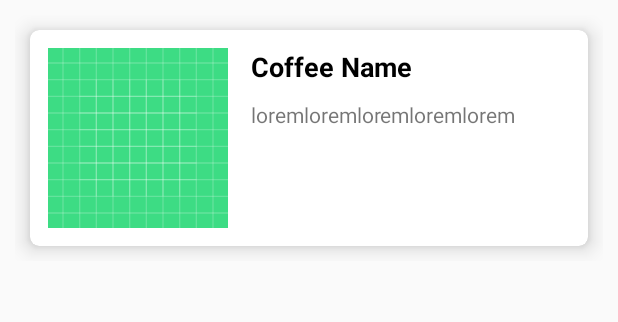
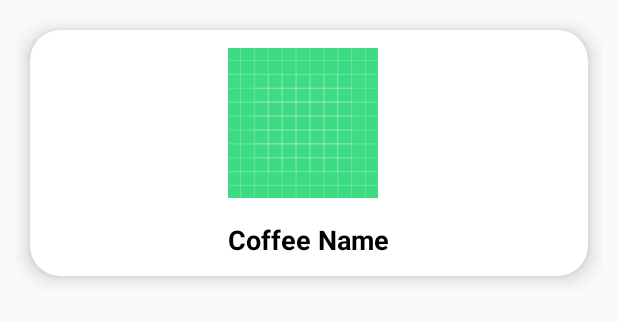
Before and after one commit to DhimasArbi/MyCafe, an Android app: the layout coffee_list_style.xml on its own in the app's theme, with its tools: preview values and no code run, on a phone screen of 412 x 824 dp. Shown: the top 322 px of the screen. Run offline under Robolectric (Android 15) with nearby library versions, the phone set to English and light mode, and no system bars.

Commit message:
edit ui #3

```diff
--- a/SanaSiniCoffee/app/src/main/java/org/aplas/sanasinicoffee/Adapter/CoffeeAdapter.java
+++ b/SanaSiniCoffee/app/src/main/java/org/aplas/sanasinicoffee/Adapter/CoffeeAdapter.java
@@ -36,7 +36,7 @@ public class CoffeeAdapter extends RecyclerView.Adapter<CoffeeAdapter.CoffeListH
     @Override
     public void onBindViewHolder(CoffeListHolder holder, int position) {
         holder.nama.setText(coffeeModelList.get(position).getNama());
-        holder.deskripsi.setText(coffeeModelList.get(position).getDeskripsi());
+//        holder.deskripsi.setText(coffeeModelList.get(position).getDeskripsi());
 
         Glide.with(holder.itemView.getContext()).load(coffeeModelList.get(position).getGambar()).into(holder.gambar);
     }
@@ -60,12 +60,12 @@ public class CoffeeAdapter extends RecyclerView.Adapter<CoffeeAdapter.CoffeListH
             super(itemView);
 
             nama = itemView.findViewById(R.id.coffeeName);
-            deskripsi = itemView.findViewById(R.id.coffeedetail);
+//            deskripsi = itemView.findViewById(R.id.coffeedetail);
             gambar = itemView.findViewById(R.id.coffeeImage);
             container = itemView.findViewById(R.id.cardcoffeelist);
 
             nama.setOnClickListener(this);
-            deskripsi.setOnClickListener(this);
+//            deskripsi.setOnClickListener(this);
             gambar.setOnClickListener(this);
             container.setOnClickListener(this);
         }
--- a/SanaSiniCoffee/app/src/main/java/org/aplas/sanasinicoffee/CoffeeListFragment.java
+++ b/SanaSiniCoffee/app/src/main/java/org/aplas/sanasinicoffee/CoffeeListFragment.java
@@ -7,6 +7,7 @@ import androidx.lifecycle.Observer;
 import androidx.lifecycle.ViewModelProvider;
 import androidx.navigation.NavController;
 import androidx.navigation.Navigation;
+import androidx.recyclerview.widget.GridLayoutManager;
 import androidx.recyclerview.widget.LinearLayoutManager;
 import androidx.recyclerview.widget.RecyclerView;
 
@@ -58,7 +59,7 @@ public class CoffeeListFragment extends Fragment implements CoffeeAdapter.GetOne
         super.onViewCreated(view, savedInstanceState);
         firebaseFirestore = FirebaseFirestore.getInstance();
         recyclerView = view.findViewById(R.id.recViewAll);
-        recyclerView.setLayoutManager(new LinearLayoutManager(getContext()));
+        recyclerView.setLayoutManager(new GridLayoutManager(getContext(),2));
         mAdapter = new CoffeeAdapter(this);
         navController = Navigation.findNavController(view);
         jumlahCart = view.findViewById(R.id.quantityOnfAB);
@@ -106,6 +107,7 @@ public class CoffeeListFragment extends Fragment implements CoffeeAdapter.GetOne
 
     }
 
+
     @Override
     public void clickedCoffee(int position, List<CoffeeModel> coffeeModels) {
         String coffeid = coffeeModels.get(position).getCoffeid();
--- a/SanaSiniCoffee/app/src/main/res/layout/coffee_list_style.xml
+++ b/SanaSiniCoffee/app/src/main/res/layout/coffee_list_style.xml
@@ -10,44 +10,41 @@
         android:layout_width="match_parent"
         android:layout_height="wrap_content"
         app:cardElevation="8dp"
-        app:cardCornerRadius="6dp"
+        app:cardCornerRadius="20dp"
         android:layout_margin="10dp">
 
         <RelativeLayout
             android:padding="12dp"
             android:layout_width="match_parent"
-            android:layout_height="match_parent">
+            android:layout_height="match_parent"
+            android:gravity="center">
 
 
             <ImageView
                 android:id="@+id/coffeeImage"
-                android:layout_width="120dp"
-                android:layout_height="120dp"
+                android:layout_width="100dp"
+                android:layout_height="100dp"
                 android:src="@drawable/ic_launcher_background" />
 
             <TextView
+                android:id="@+id/coffeeName"
                 android:layout_width="wrap_content"
                 android:layout_height="wrap_content"
-                android:id="@+id/coffeeName"
+                android:layout_below="@id/coffeeImage"
+                android:layout_marginTop="15dp"
                 android:text="Coffee Name"
-
+                android:textColor="@color/black"
                 android:textSize="18sp"
-                android:textStyle="bold"
-                android:textColor="@color/black"
-                android:layout_toRightOf="@id/coffeeImage"
-                android:layout_marginLeft="15dp"/>
+                android:textStyle="bold" />
 
 
-            <TextView
-                android:layout_width="match_parent"
-                android:layout_height="wrap_content"
-                android:id="@+id/coffeedetail"
-                android:layout_toRightOf="@id/coffeeImage"
-                android:layout_below="@id/coffeeName"
-                android:layout_marginLeft="15dp"
-                android:layout_marginTop="10dp"
-                android:layout_marginBottom="8dp"
-                android:text="loremloremloremloremlorem"/>
+<!--            <TextView-->
+<!--                android:id="@+id/coffeedetail"-->
+<!--                android:layout_width="wrap_content"-->
+<!--                android:layout_height="wrap_content"-->
+<!--                android:layout_below="@id/coffeeName"-->
+<!--                android:layout_marginTop="10dp"-->
+<!--                android:text="loremloremloremloremlorem" />-->
 
 
 
--- a/SanaSiniCoffee/app/src/main/res/layout/fragment_cart.xml
+++ b/SanaSiniCoffee/app/src/main/res/layout/fragment_cart.xml
@@ -1,6 +1,7 @@
 <?xml version="1.0" encoding="utf-8"?>
 <RelativeLayout xmlns:android="http://schemas.android.com/apk/res/android"
     xmlns:tools="http://schemas.android.com/tools"
+    xmlns:app="http://schemas.android.com/apk/res-auto"
     android:layout_width="match_parent"
     android:layout_height="match_parent"
     tools:context=".CartFragment">
@@ -55,7 +56,7 @@
 
         <Button
             android:id="@+id/orderNow"
-            android:layout_width="150dp"
+            android:layout_width="wrap_content"
             android:layout_height="50dp"
             android:layout_alignParentEnd="true"
             android:layout_alignParentBottom="true"
```
